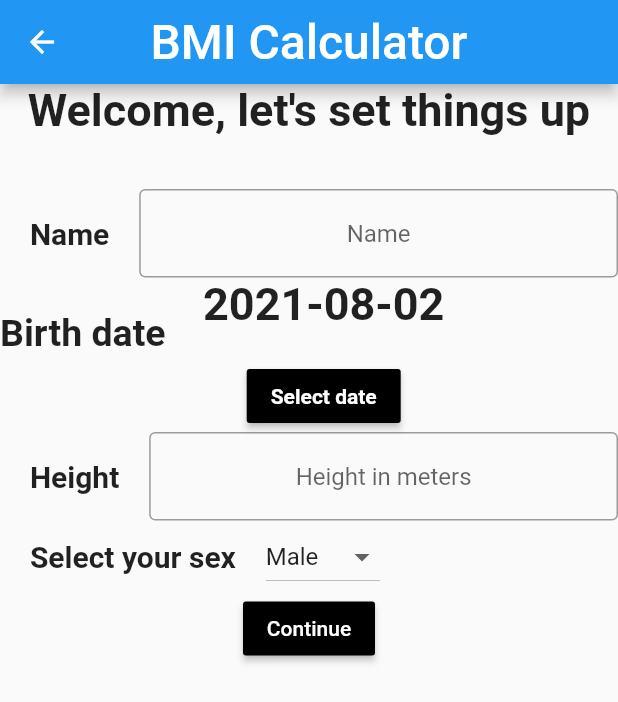
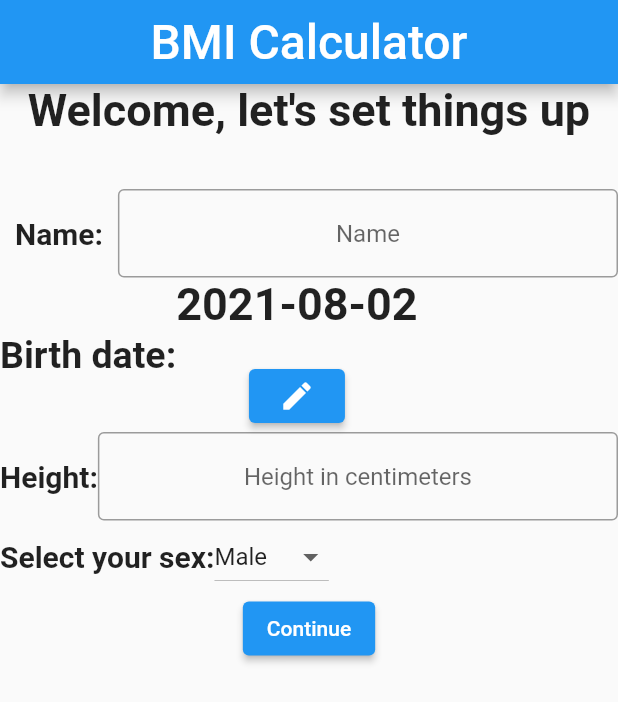
Before and after one commit to alinmatei24/BMI_Calculator, a Flutter app: the Welcome screen opened directly, on a phone screen of 412 x 824 dp. Shown: the top 702 px of the screen. Run offline on Flutter 3.47's test engine with Material 2 defaults, Android fonts, the phone set to English and light mode, and no system bars; our stand-ins replace sqflite; accounts and stored records are empty.

Commit message:
different optimizations

```diff
--- a/lib/Welcome.dart
+++ b/lib/Welcome.dart
@@ -1,21 +1,18 @@
 import 'package:flutter/cupertino.dart';
 import 'package:flutter/material.dart';
-
+import 'package:proiect_bmi/main.dart';
 
 class Welcome extends StatefulWidget {
   @override
   _WelcomeState createState() => _WelcomeState();
 }
 
-
-
 class _WelcomeState extends State<Welcome> {
   DateTime selectedDate = DateTime.now();
-  String selectedSex='Male';
-  int _value = 1;
+  String selectedSex = 'Male';
 
-  final nameController=TextEditingController();
-  final heightControler=TextEditingController();
+  final nameController = TextEditingController();
+  final heightControler = TextEditingController();
 
   @override
   Widget build(BuildContext context) {
@@ -34,13 +31,24 @@ class _WelcomeState extends State<Welcome> {
         crossAxisAlignment: CrossAxisAlignment.center,
         mainAxisSize: MainAxisSize.min,
         children: <Widget>[
-          Text('Welcome, let\'s set things up\n',style: TextStyle(fontSize: 30, fontWeight: FontWeight.bold,),),
+          Text(
+            'Welcome, let\'s set things up\n',
+            style: TextStyle(
+              fontSize: 30,
+              fontWeight: FontWeight.bold,
+            ),
+          ),
           Row(
             children: [
-              Text('    Name    ',style: TextStyle(fontSize: 20, fontWeight: FontWeight.bold,)),
-              new Flexible(child:
-
-              TextField(
+              Padding(
+                  padding: EdgeInsets.only(left: 10, right: 10),
+                  child: Text('Name:',
+                      style: TextStyle(
+                        fontSize: 20,
+                        fontWeight: FontWeight.bold,
+                      ))),
+              new Flexible(
+                child: TextField(
                   controller: nameController,
                   textAlign: TextAlign.center,
                   decoration: InputDecoration(
@@ -54,9 +62,15 @@ class _WelcomeState extends State<Welcome> {
           ),
           Row(
             children: [
-              Text('Birth date    \n',style: TextStyle(fontSize: 25, fontWeight: FontWeight.bold,),),
-              new Flexible(child:
-              Column(
+              Text(
+                'Birth date:',
+                style: TextStyle(
+                  fontSize: 25,
+                  fontWeight: FontWeight.bold,
+                ),
+              ),
+              new Flexible(
+                  child: Column(
                 mainAxisSize: MainAxisSize.min,
                 children: <Widget>[
                   Text(
@@ -66,29 +80,31 @@ class _WelcomeState extends State<Welcome> {
                   SizedBox(
                     height: 20.0,
                   ),
-                  RaisedButton(
+                  ElevatedButton(
                     onPressed: () => _selectDate(context), // Refer step 3
-                    child: Text(
-                      'Select date',
-                      style:
-                      TextStyle(color: Colors.white, fontWeight: FontWeight.bold),
-                    ),
-                    color: Colors.black,
+                    child: Icon(Icons.edit),
                   ),
                 ],
-              )
-              )
+              ))
             ],
           ),
           Row(
             children: [
-              Text('    Height    ',style: TextStyle(fontSize: 20, fontWeight: FontWeight.bold,)),
-              new Flexible(child:
-              TextField(
+              Text('Height:',
+                  style: TextStyle(
+                    fontSize: 20,
+                    fontWeight: FontWeight.bold,
+                  )),
+              new Flexible(
+                child: TextFormField(
                   controller: heightControler,
+                  autovalidateMode: AutovalidateMode.onUserInteraction,
+                  validator: (value) =>
+                      checkNumericValue(value!) ? null : "Numar invalid",
+                  keyboardType: TextInputType.number,
                   textAlign: TextAlign.center,
                   decoration: InputDecoration(
-                  hintText: 'Height in meters',
+                    hintText: 'Height in centimeters',
                     fillColor: Colors.red,
                     border: OutlineInputBorder(),
                   ),
@@ -98,9 +114,13 @@ class _WelcomeState extends State<Welcome> {
           ),
           Row(
             children: [
-              Text('    Select your sex    ',style: TextStyle(fontSize: 20, fontWeight: FontWeight.bold,)),
-              new Flexible(child:
-              DropdownButton<String>(
+              Text('Select your sex:',
+                  style: TextStyle(
+                    fontSize: 20,
+                    fontWeight: FontWeight.bold,
+                  )),
+              new Flexible(
+                  child: DropdownButton<String>(
                 value: selectedSex,
                 items: <String>['Male', 'Female'].map((String value) {
                   return DropdownMenuItem<String>(
@@ -113,16 +133,17 @@ class _WelcomeState extends State<Welcome> {
                     selectedSex = newValue!;
                   });
                 },
-              )
-              )
+              ))
             ],
           ),
-          RaisedButton(onPressed: onPressedContinue,color: Colors.black,padding: EdgeInsets.all(10.0), child:
-
-          Text(
+          ElevatedButton(
+            onPressed: onPressedContinue,
+            child: Text(
               'Continue',
-            style: TextStyle(color: Colors.white,  )
-            ,),
+              style: TextStyle(
+                color: Colors.white,
+              ),
+            ),
           ),
         ],
       ),
@@ -141,5 +162,26 @@ class _WelcomeState extends State<Welcome> {
         selectedDate = picked;
       });
   }
-  void onPressedContinue(){}
+
+  bool checkNumericValue(String string) {
+    if (string.isEmpty) {
+      return true;
     }
+    final number = num.tryParse(string);
+    if (number == null || number <= 0) {
+      return false;
+    }
+    return true;
+  }
+
+  void onPressedContinue() {
+    //create user in db
+
+    //create user object
+
+    //pass user obj to home
+    String user = 'Ion';
+    Navigator.of(context)
+        .push(MaterialPageRoute(builder: (context) => Home(user)));
+  }
+}
```
Also changed, not shown: lib/main.dart (+69 -121 lines), lib/update.dart (+48 -29 lines), 1 other file. Lines whose indentation alone changed are shown as unchanged.
